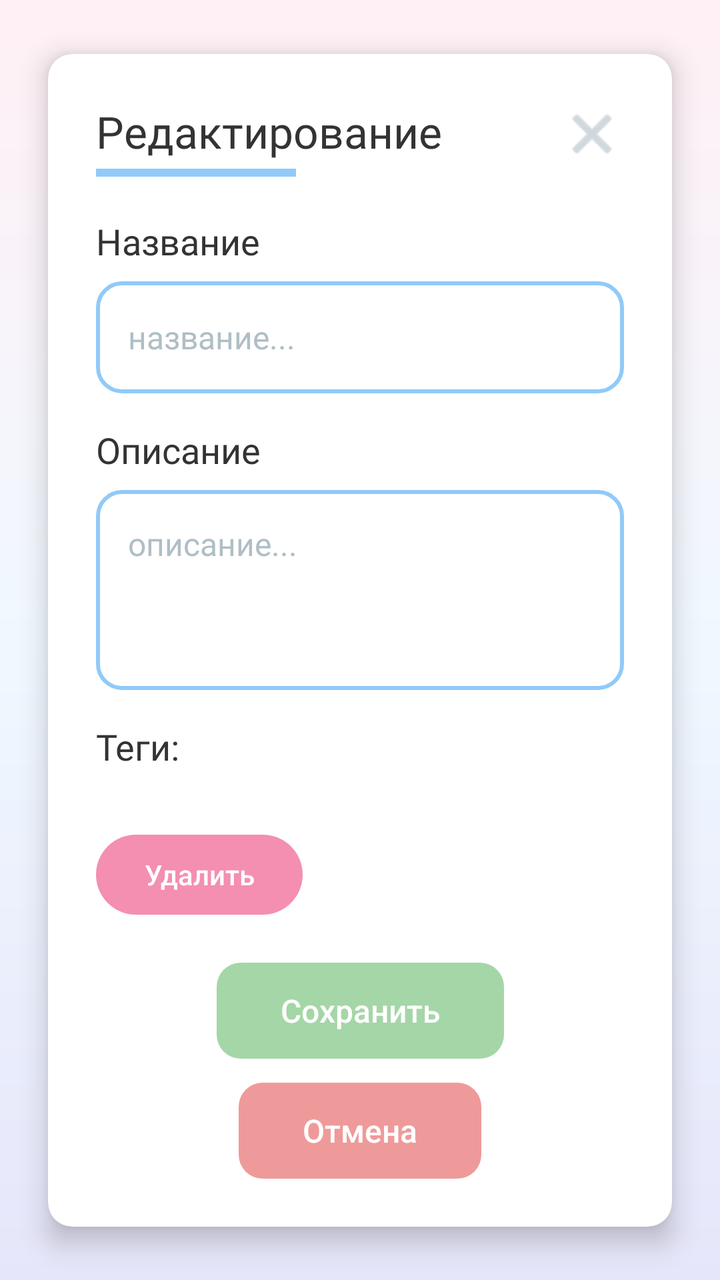
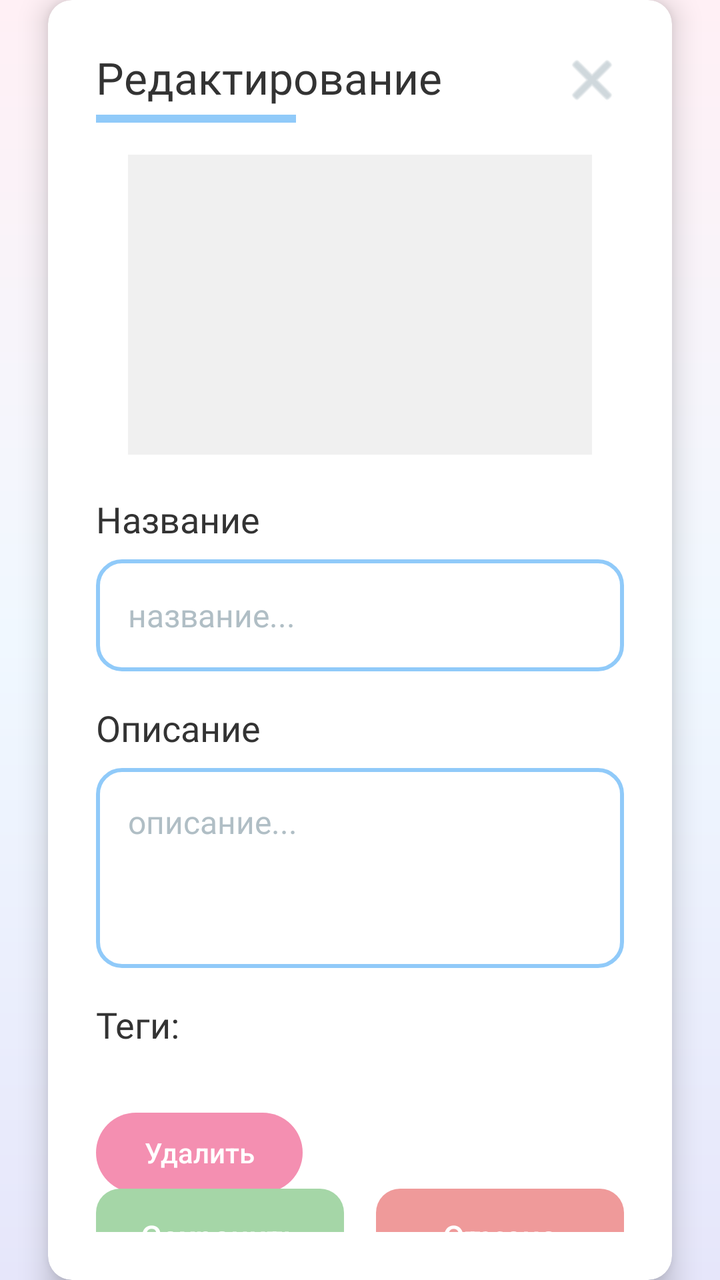

Before-and-after screenshots of an Android layout around one commit, followed by the original layout XML and the change that was made.
<!-- AndroidManifest.xml: application theme Theme.Trace -->
<!-- res/layout/fragment_file_editor.xml -->
<?xml version="1.0" encoding="utf-8"?>
<androidx.constraintlayout.widget.ConstraintLayout
    xmlns:android="http://schemas.android.com/apk/res/android"
    xmlns:app="http://schemas.android.com/apk/res-auto"
    android:layout_width="match_parent"
    android:layout_height="wrap_content"
    android:background="@drawable/bg_main_gradient"> 

    
    <androidx.cardview.widget.CardView
        android:layout_width="match_parent"
        android:layout_height="wrap_content"
        android:layout_margin="24dp"
        app:cardBackgroundColor="#FFFFFF"
        app:cardCornerRadius="12dp"
        app:cardElevation="8dp"
        app:layout_constraintTop_toTopOf="parent"
        app:layout_constraintBottom_toBottomOf="parent"
        app:layout_constraintStart_toStartOf="parent"
        app:layout_constraintEnd_toEndOf="parent">

        <androidx.constraintlayout.widget.ConstraintLayout
            android:layout_width="match_parent"
            android:layout_height="wrap_content"
            android:padding="24dp">

            
            <TextView
                android:id="@+id/tvTitle"
                android:layout_width="wrap_content"
                android:layout_height="wrap_content"
                android:text="Редактирование"
                android:textColor="#333333"
                android:textSize="22sp"
                android:fontFamily="@font/comfortaa_semibold"
                app:layout_constraintTop_toTopOf="parent"
                app:layout_constraintStart_toStartOf="parent" />

            
            <ImageButton
                android:id="@+id/btnClose"
                android:layout_width="32dp"
                android:layout_height="32dp"
                android:background="?attr/selectableItemBackgroundBorderless"
                android:src="@android:drawable/ic_menu_close_clear_cancel"
                app:tint="#B0BEC5"
                app:layout_constraintTop_toTopOf="parent"
                app:layout_constraintEnd_toEndOf="parent" />

            
            <View
                android:id="@+id/titleDivider"
                android:layout_width="100dp"
                android:layout_height="4dp"
                android:layout_marginTop="4dp"
                android:background="#90CAF9"
                app:layout_constraintTop_toBottomOf="@id/tvTitle"
                app:layout_constraintStart_toStartOf="parent" />

            
            <TextView
                android:id="@+id/tvNameLabel"
                android:layout_width="wrap_content"
                android:layout_height="wrap_content"
                android:layout_marginTop="20dp"
                android:text="Название"
                android:textColor="#333333"
                android:textSize="18sp"
                android:fontFamily="@font/comfortaa_semibold"
                app:layout_constraintTop_toBottomOf="@id/titleDivider"
                app:layout_constraintStart_toStartOf="parent" />

            
            <androidx.appcompat.widget.AppCompatEditText
                android:id="@+id/etName"
                android:layout_width="match_parent"
                android:layout_height="56dp"
                android:layout_marginTop="8dp"
                android:background="@drawable/bg_input_field"
                android:fontFamily="@font/comfortaa_semibold"
                android:hint="название..."
                android:paddingHorizontal="16dp"
                android:textColor="#333333"
                android:textColorHint="#B0BEC5"
                android:textSize="16sp"
                app:layout_constraintTop_toBottomOf="@id/tvNameLabel" />

            
            <TextView
                android:id="@+id/tvDescLabel"
                android:layout_width="wrap_content"
                android:layout_height="wrap_content"
                android:layout_marginTop="16dp"
                android:text="Описание"
                android:textColor="#333333"
                android:textSize="18sp"
                android:fontFamily="@font/comfortaa_semibold"
                app:layout_constraintTop_toBottomOf="@id/etName"
                app:layout_constraintStart_toStartOf="parent" />

            <androidx.appcompat.widget.AppCompatEditText
                android:id="@+id/etDescription"
                android:layout_width="match_parent"
                android:layout_height="100dp"
                android:layout_marginTop="8dp"
                android:background="@drawable/bg_input_field"
                android:fontFamily="@font/comfortaa_semibold"
                android:gravity="top|start"
                android:hint="описание..."
                android:inputType="textMultiLine"
                android:padding="16dp"
                android:textColor="#333333"
                android:textColorHint="#B0BEC5"
                android:textSize="16sp"
                app:layout_constraintTop_toBottomOf="@id/tvDescLabel" />

            
            <TextView
                android:id="@+id/tvTagsLabel"
                android:layout_width="wrap_content"
                android:layout_height="wrap_content"
                android:layout_marginTop="16dp"
                android:text="Теги:"
                android:textColor="#333333"
                android:textSize="18sp"
                android:fontFamily="@font/comfortaa_semibold"
                app:layout_constraintTop_toBottomOf="@id/etDescription"
                app:layout_constraintStart_toStartOf="parent" />

            
            <com.google.android.material.chip.ChipGroup
                android:id="@+id/chipGroupTags"
                android:layout_width="match_parent"
                android:layout_height="wrap_content"
                android:layout_marginTop="8dp"
                app:chipSpacingHorizontal="8dp"
                app:chipSpacingVertical="8dp"
                app:layout_constraintTop_toBottomOf="@id/tvTagsLabel" />

            
            
            <androidx.appcompat.widget.AppCompatButton
                android:id="@+id/btnDelete"
                android:layout_width="wrap_content"
                android:layout_height="40dp"
                android:layout_marginTop="24dp"
                android:background="@drawable/bg_button_pink"
                android:minHeight="0dp"
                android:minWidth="0dp"
                android:paddingHorizontal="24dp"
                android:text="Удалить"
                android:textAllCaps="false"
                android:textColor="#FFFFFF"
                android:textSize="14sp"
                android:stateListAnimator="@null"
                app:layout_constraintTop_toBottomOf="@id/chipGroupTags"
                app:layout_constraintStart_toStartOf="parent" />

            
            <androidx.appcompat.widget.AppCompatButton
                android:id="@+id/btnSave"
                android:layout_width="wrap_content"
                android:layout_height="48dp"
                android:layout_marginTop="24dp"
                android:background="@drawable/bg_button_green"
                android:minHeight="0dp"
                android:minWidth="0dp"
                android:paddingHorizontal="32dp"
                android:text="Сохранить"
                android:textAllCaps="false"
                android:textColor="#FFFFFF"
                android:textSize="16sp"
                android:stateListAnimator="@null"
                app:layout_constraintTop_toBottomOf="@id/btnDelete"
                app:layout_constraintStart_toStartOf="parent"
                app:layout_constraintEnd_toEndOf="parent" />

            
            <androidx.appcompat.widget.AppCompatButton
                android:id="@+id/btnCancel"
                android:layout_width="wrap_content"
                android:layout_height="48dp"
                android:layout_marginTop="12dp"
                android:background="@drawable/bg_button_red"
                android:minHeight="0dp"
                android:minWidth="0dp"
                android:paddingHorizontal="32dp"
                android:text="Отмена"
                android:textAllCaps="false"
                android:textColor="#FFFFFF"
                android:textSize="16sp"
                android:stateListAnimator="@null"
                app:layout_constraintTop_toBottomOf="@id/btnSave"
                app:layout_constraintStart_toStartOf="parent"
                app:layout_constraintEnd_toEndOf="parent"
                app:layout_constraintBottom_toBottomOf="parent" />

        </androidx.constraintlayout.widget.ConstraintLayout>
    </androidx.cardview.widget.CardView>
</androidx.constraintlayout.widget.ConstraintLayout>
<!-- resources referenced by this layout -->
<resources>
  <!-- drawable bg_button_green (drawable) -->
  <?xml version="1.0" encoding="utf-8"?>
  <shape xmlns:android="http://schemas.android.com/apk/res/android" android:shape="rectangle">
      <solid android:color="#A5D6A7" />
      <corners android:radius="12dp" />
  </shape>
  <!-- drawable bg_button_pink (drawable) -->
  <?xml version="1.0" encoding="utf-8"?>
  <shape xmlns:android="http://schemas.android.com/apk/res/android" android:shape="rectangle">
      <solid android:color="#F48FB1" />
      <corners android:radius="24dp" />
  </shape>
  <!-- drawable bg_button_red (drawable) -->
  <?xml version="1.0" encoding="utf-8"?>
  <shape xmlns:android="http://schemas.android.com/apk/res/android" android:shape="rectangle">
      <solid android:color="#EF9A9A" />
      <corners android:radius="12dp" />
  </shape>
  <!-- drawable bg_input_field (drawable) -->
  <?xml version="1.0" encoding="utf-8"?>
  <shape xmlns:android="http://schemas.android.com/apk/res/android" android:shape="rectangle">
      <solid android:color="#FFFFFF" />
      <stroke android:width="2dp" android:color="#90CAF9" />
      <corners android:radius="12dp" />
  </shape>
  <!-- drawable bg_main_gradient (drawable) -->
  <?xml version="1.0" encoding="utf-8"?>
  <shape xmlns:android="http://schemas.android.com/apk/res/android">
      <gradient
          android:angle="270"
          android:startColor="#FFF0F5"
          android:centerColor="#F0F8FF"
          android:endColor="#E6E6FA"
          android:type="linear" />
  </shape>
  <style name="Theme.Trace" parent="Theme.MaterialComponents.DayNight.NoActionBar">
          
          <item name="colorPrimary">#F8BBD0</item> 
          <item name="colorSecondary">#AECBFA</item> 
          <item name="android:windowBackground">@drawable/bg_main_gradient</item>
      </style>
</resources>

<!-- the commit's change to res/layout/fragment_file_editor.xml (unified diff, before → after) -->
@@ -57,6 +57,16 @@
                 app:layout_constraintTop_toBottomOf="@id/tvTitle"
                 app:layout_constraintStart_toStartOf="parent" />
 
+            <ImageView
+                android:id="@+id/ivFilePreview"
+                android:layout_width="match_parent"
+                android:layout_height="150dp"
+                android:layout_marginTop="16dp"
+                android:layout_marginHorizontal="16dp"
+                android:background="#F0F0F0"
+                android:scaleType="centerCrop"
+                app:layout_constraintTop_toBottomOf="@id/titleDivider" />
+
             
             <TextView
                 android:id="@+id/tvNameLabel"
@@ -67,7 +77,7 @@
                 android:textColor="#333333"
                 android:textSize="18sp"
                 android:fontFamily="@font/comfortaa_semibold"
-                app:layout_constraintTop_toBottomOf="@id/titleDivider"
+                app:layout_constraintTop_toBottomOf="@id/ivFilePreview"
                 app:layout_constraintStart_toStartOf="parent" />
 
             
@@ -156,44 +166,49 @@
                 app:layout_constraintTop_toBottomOf="@id/chipGroupTags"
                 app:layout_constraintStart_toStartOf="parent" />
 
-            
-            <androidx.appcompat.widget.AppCompatButton
-                android:id="@+id/btnSave"
-                android:layout_width="wrap_content"
-                android:layout_height="48dp"
+            <LinearLayout
+                android:id="@+id/buttonsContainer"
+                android:layout_width="match_parent"
+                android:layout_height="wrap_content"
                 android:layout_marginTop="24dp"
-                android:background="@drawable/bg_button_green"
-                android:minHeight="0dp"
-                android:minWidth="0dp"
-                android:paddingHorizontal="32dp"
-                android:text="Сохранить"
-                android:textAllCaps="false"
-                android:textColor="#FFFFFF"
-                android:textSize="16sp"
-                android:stateListAnimator="@null"
+                android:orientation="horizontal"
+                android:gravity="center"
                 app:layout_constraintTop_toBottomOf="@id/btnDelete"
-                app:layout_constraintStart_toStartOf="parent"
-                app:layout_constraintEnd_toEndOf="parent" />
-
-            
-            <androidx.appcompat.widget.AppCompatButton
-                android:id="@+id/btnCancel"
-                android:layout_width="wrap_content"
-                android:layout_height="48dp"
-                android:layout_marginTop="12dp"
-                android:background="@drawable/bg_button_red"
-                android:minHeight="0dp"
-                android:minWidth="0dp"
-                android:paddingHorizontal="32dp"
-                android:text="Отмена"
-                android:textAllCaps="false"
-                android:textColor="#FFFFFF"
-                android:textSize="16sp"
-                android:stateListAnimator="@null"
-                app:layout_constraintTop_toBottomOf="@id/btnSave"
-                app:layout_constraintStart_toStartOf="parent"
-                app:layout_constraintEnd_toEndOf="parent"
-                app:layout_constraintBottom_toBottomOf="parent" />
+                app:layout_constraintBottom_toBottomOf="parent">
+
+                
+                <androidx.appcompat.widget.AppCompatButton
+                    android:id="@+id/btnSave"
+                    android:layout_width="0dp"
+                    android:layout_height="48dp"
+                    android:layout_weight="1"
+                    android:layout_marginEnd="8dp"
+                    android:background="@drawable/bg_button_green"
+                    android:minHeight="0dp"
+                    android:minWidth="0dp"
+                    android:stateListAnimator="@null"
+                    android:text="Сохранить"
+                    android:textAllCaps="false"
+                    android:textColor="#FFFFFF"
+                    android:textSize="16sp" />
+
+                
+                <androidx.appcompat.widget.AppCompatButton
+                    android:id="@+id/btnCancel"
+                    android:layout_width="0dp"
+                    android:layout_height="48dp"
+                    android:layout_weight="1"
+                    android:layout_marginStart="8dp"
+                    android:background="@drawable/bg_button_red"
+                    android:minHeight="0dp"
+                    android:minWidth="0dp"
+                    android:stateListAnimator="@null"
+                    android:text="Отмена"
+                    android:textAllCaps="false"
+                    android:textColor="#FFFFFF"
+                    android:textSize="16sp" />
+
+            </LinearLayout>
 
         </androidx.constraintlayout.widget.ConstraintLayout>
     </androidx.cardview.widget.CardView>
